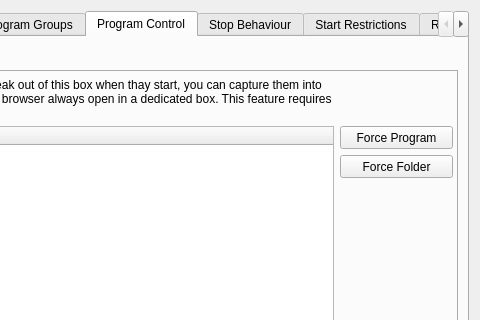
This is SandboxiePlus/SandMan/Forms/OptionsWindow.ui in sandboxie-plus/Sandboxie as Qt 5 draws it before an edit; both pictures show x 263 to 743 and y 0 to 320 of the 743 by 530 pixel window. The edited form follows.
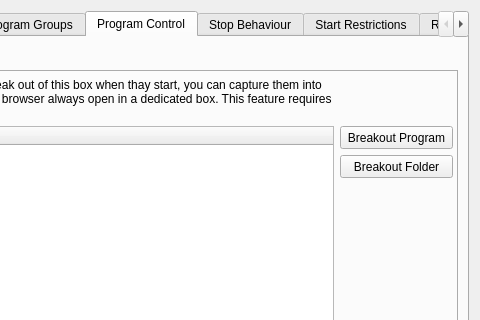
This is the edited form. The open tabs and pages were chosen to show the change.

Patch:
```diff
--- a/SandboxiePlus/SandMan/Forms/OptionsWindow.ui
+++ b/SandboxiePlus/SandMan/Forms/OptionsWindow.ui
@@ -1532,7 +1532,7 @@
                   </size>
                  </property>
                  <property name="text">
-                  <string>Force Program</string>
+                  <string>Breakout Program</string>
                  </property>
                 </widget>
                </item>
@@ -1558,7 +1558,7 @@
                   </size>
                  </property>
                  <property name="text">
-                  <string>Force Folder</string>
+                  <string>Breakout Folder</string>
                  </property>
                 </widget>
                </item>
```
